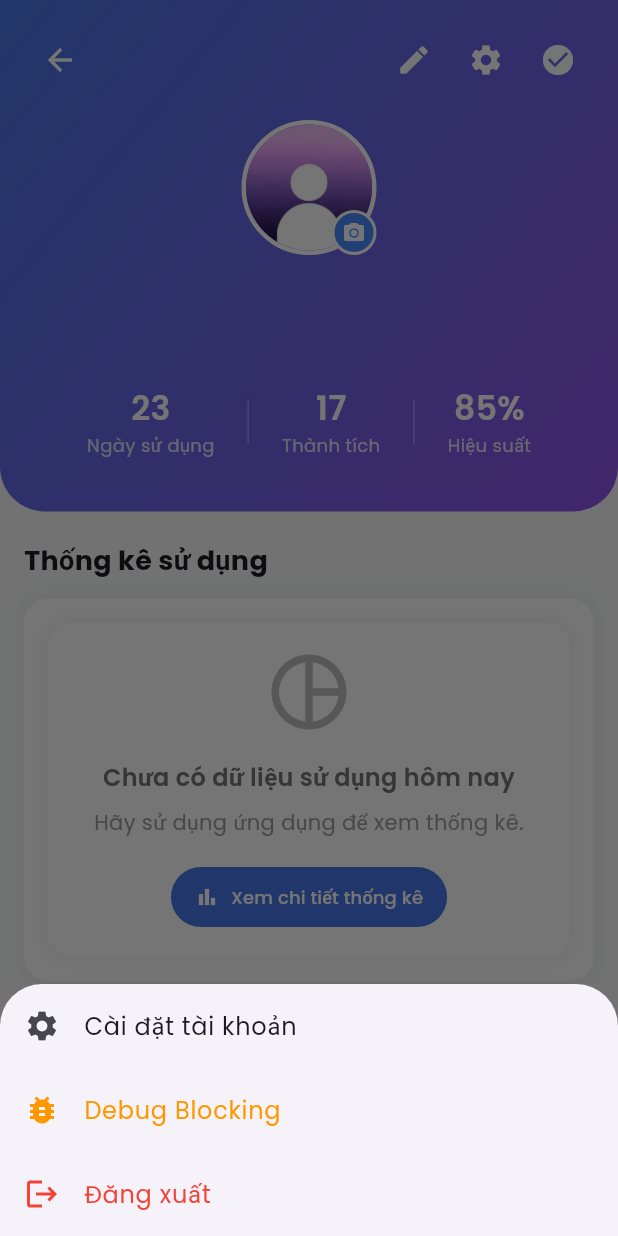
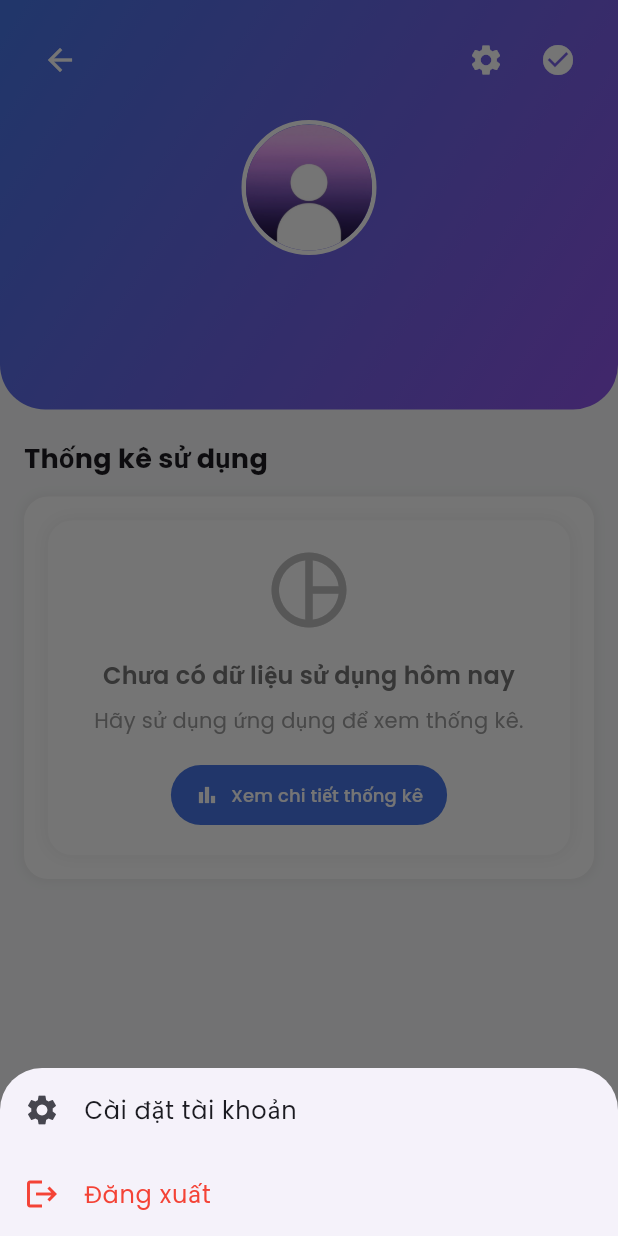
Before and after one commit to TrungQuangnguyeen/TakeTime-FocusApp, a Flutter app: the ProfileScreen screen opened directly with empty values, after a tap on the "settings" icon, on a phone screen of 412 x 824 dp. Run offline on Flutter 3.47's test engine with Material 3 defaults, Android fonts, the light colour scheme and no system bars; our stand-ins replace animate_do, animated_text_kit, audioplayers, fl_chart, flutter_local_notifications, flutter_svg and 8 more; missing offline and left inert: installed_apps; accounts and stored records are empty; network calls fail.

Commit message:
Fixed settings in profile

```diff
--- a/Taketime-FocusApp/lib/screens/home/home_screen.dart
+++ b/Taketime-FocusApp/lib/screens/home/home_screen.dart
@@ -239,7 +239,7 @@ class _HomeScreenState extends State<HomeScreen> {
                   crossAxisAlignment: CrossAxisAlignment.start,
                   children: [
                     Text(
-                      'Thống kê ngày hôm nay',
+                      'Thống kê ngày hôm nay của bạn',
                       style: theme.textTheme.titleMedium?.copyWith(
                         color: Colors.white,
                         fontWeight: FontWeight.bold,
--- a/Taketime-FocusApp/lib/screens/profile/profile_screen.dart
+++ b/Taketime-FocusApp/lib/screens/profile/profile_screen.dart
@@ -445,11 +445,11 @@ class _ProfileScreenState extends State<ProfileScreen> {
                   Expanded(
                     flex: 1,
                     child: AspectRatio(
-                      aspectRatio: 1, // Tỷ lệ 1:1 cho hình tròn
+                      aspectRatio: 0.9,
                       child: PieChart(
                         PieChartData(
                           sectionsSpace: 2,
-                          centerSpaceRadius: 40,
+                          centerSpaceRadius: 30,
                           sections: sections,
                           pieTouchData: PieTouchData(
                             enabled: false,
@@ -463,16 +463,14 @@ class _ProfileScreenState extends State<ProfileScreen> {
 
                   // Chú thích bên phải - Hiển thị giống với thiết kế mẫu
                   Expanded(
-                    flex: 1, // Chiếm phần còn lại
+                    flex: 1,
                     child: Column(
                       crossAxisAlignment: CrossAxisAlignment.start,
-                      mainAxisSize: MainAxisSize.min, // Giữ kích thước nhỏ nhất
+                      mainAxisSize: MainAxisSize.min,
                       children:
                           chartData.map((data) {
                             return Padding(
-                              padding: const EdgeInsets.only(
-                                bottom: 8,
-                              ), // Khoảng cách giữa các mục chú thích
+                              padding: const EdgeInsets.only(bottom: 8),
                               child: Row(
                                 children: [
                                   // Đốm màu tròn
@@ -931,15 +929,6 @@ class _ProfileScreenState extends State<ProfileScreen> {
                             children: [
                               IconButton(
                                 onPressed: () {
-                                  _showEditProfileDialog(context);
-                                },
-                                icon: const Icon(
-                                  Icons.edit,
-                                  color: Colors.white,
-                                ),
-                              ),
-                              IconButton(
-                                onPressed: () {
                                   // Thêm chức năng đăng xuất cho nút cài đặt
                                   _showSettingsMenu(context);
                                 },
@@ -1048,23 +1037,6 @@ class _ProfileScreenState extends State<ProfileScreen> {
                                       ),
                             ),
                           ),
-                          // Camera icon
-                          Container(
-                            padding: const EdgeInsets.all(5),
-                            decoration: BoxDecoration(
-                              color: Colors.blueAccent,
-                              shape: BoxShape.circle,
-                              border: Border.all(color: Colors.white, width: 2),
-                            ),
-                            child: InkWell(
-                              onTap: () => _showChangePhotoOptions(context),
-                              child: const Icon(
-                                Icons.camera_alt,
-                                size: 16,
-                                color: Colors.white,
-                              ),
-                            ),
-                          ),
                         ],
                       ),
 
@@ -1085,23 +1057,6 @@ class _ProfileScreenState extends State<ProfileScreen> {
                         style: GoogleFonts.poppins(
                           fontSize: 14,
                           color: Colors.white.withOpacity(0.9),
-                        ),
-                      ),
-
-                      const SizedBox(height: 20),
-
-                      // Stats Row (23 - 17 - 85%)
-                      Padding(
-                        padding: const EdgeInsets.symmetric(horizontal: 20),
-                        child: Row(
-                          mainAxisAlignment: MainAxisAlignment.spaceEvenly,
-                          children: [
-                            _buildStat('23', 'Ngày sử dụng'),
-                            _buildVerticalDivider(),
-                            _buildStat('17', 'Thành tích'),
-                            _buildVerticalDivider(),
-                            _buildStat('85%', 'Hiệu suất'),
-                          ],
                         ),
                       ),
 
@@ -1139,7 +1094,7 @@ class _ProfileScreenState extends State<ProfileScreen> {
                         boxShadow: [
                           BoxShadow(
                             color: Colors.black.withOpacity(0.05),
-                            blurRadius: 10,
+                            blurRadius: 5,
                             spreadRadius: 1,
                           ),
                         ],
@@ -1149,7 +1104,7 @@ class _ProfileScreenState extends State<ProfileScreen> {
                     ),
 
                     // Bottom navigation padding
-                    SizedBox(height: size.height * 0.08),
+                    SizedBox(height: size.height * 0.06),
                   ],
                 ),
               ),
@@ -1317,22 +1272,6 @@ class _ProfileScreenState extends State<ProfileScreen> {
                 },
               ),
               ListTile(
-                leading: const Icon(Icons.bug_report, color: Colors.orange),
-                title: Text(
-                  'Debug Blocking',
-                  style: GoogleFonts.poppins(color: Colors.orange),
-                ),
-                onTap: () {
-                  Navigator.pop(context);
-                  Navigator.push(
-                    context,
-                    MaterialPageRoute(
-                      builder: (context) => const BlockingDebugScreen(),
-                    ),
-                  );
-                },
-              ),
-              ListTile(
                 leading: const Icon(Icons.logout, color: Colors.red),
                 title: Text(
                   'Đăng xuất',
```
